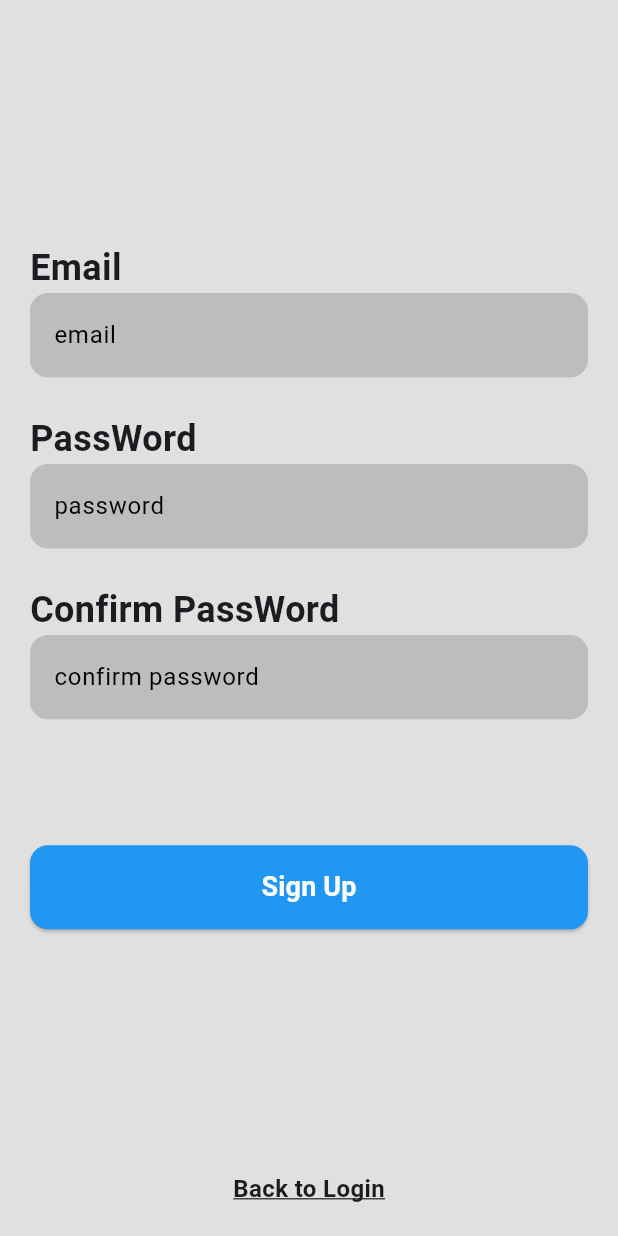
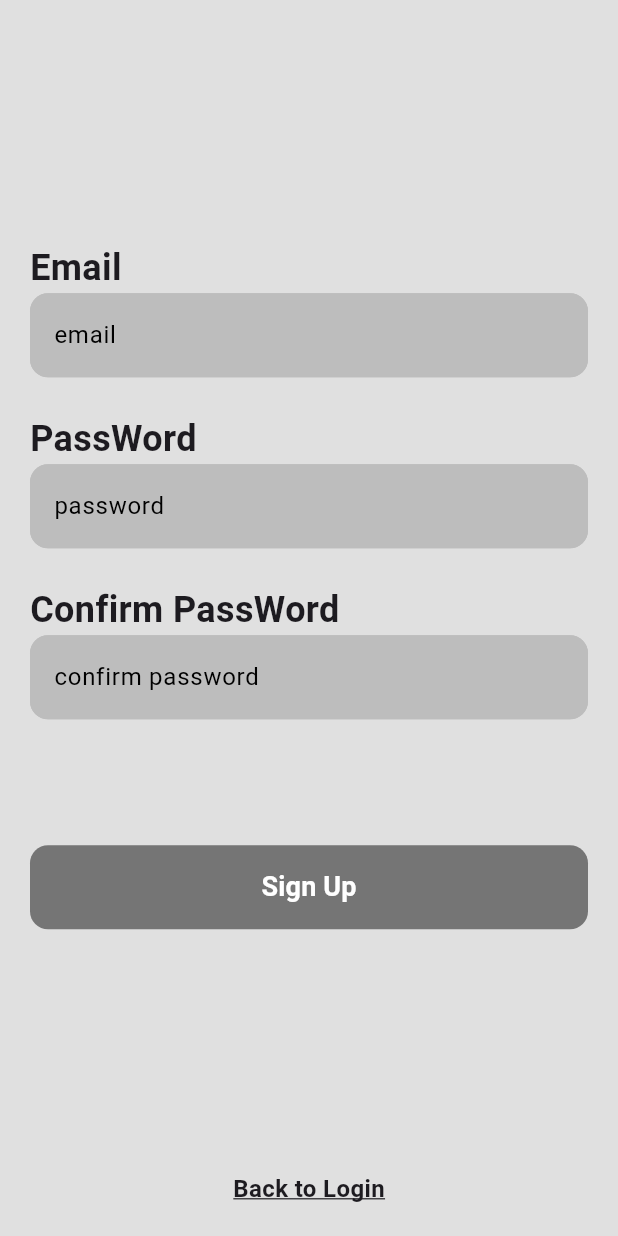
Before and after one commit to spicypunch/MemoEveryWhere, a Flutter app: the SignUpScreen screen opened by its route, on a phone screen of 412 x 824 dp. Run offline on Flutter 3.47's test engine with Material 3 defaults, Android fonts, the phone set to English and light mode, and no system bars; our stand-ins replace flutter_hooks, flutter_riverpod, go_router, hooks_riverpod, supabase_flutter; accounts and stored records are empty.

```diff
--- a/lib/presentation/auth/signup_screen.dart
+++ b/lib/presentation/auth/signup_screen.dart
@@ -1,16 +1,53 @@
 import 'package:flutter/material.dart';
-import 'package:flutter_riverpod/flutter_riverpod.dart';
+import 'package:flutter_hooks/flutter_hooks.dart';
+import 'package:hooks_riverpod/hooks_riverpod.dart';
 import 'package:memo_everywhere/presentation/auth/auth_provider.dart';
 
 import '../../shared/components/default_button.dart';
 import '../../shared/components/default_layout.dart';
 import '../../shared/components/default_text_field.dart';
 
-class SignUpScreen extends ConsumerWidget {
+class SignUpScreen extends HookConsumerWidget {
   const SignUpScreen({super.key});
 
   @override
   Widget build(BuildContext context, WidgetRef ref) {
+    final emailController = useTextEditingController();
+    final pwController = useTextEditingController();
+    final pwConfirmController = useTextEditingController();
+
+    final isEmailValid = useState(false);
+    final isPwMatched = useState(false);
+
+    useEffect(() {
+      void validateEmail() {
+        final email = emailController.text;
+        final emailRegex = RegExp(
+          r'^[a-zA-Z0-9._%+-]+@[a-zA-Z0-9.-]+\.[a-zA-Z]{2,}$',
+        );
+        isEmailValid.value = emailRegex.hasMatch(email);
+      }
+
+      emailController.addListener(validateEmail);
+      return () => emailController.removeListener(validateEmail);
+    }, [emailController]);
+
+    useEffect(() {
+      void validatePw() {
+        isPwMatched.value = pwController.text == pwConfirmController.text;
+      }
+
+      pwController.removeListener(validatePw);
+      pwConfirmController.removeListener(validatePw);
+
+      return () {
+        pwController.removeListener(validatePw);
+        pwConfirmController.removeListener(validatePw);
+      };
+    }, [pwController, pwConfirmController]);
+
+    final isFormValid = isEmailValid.value && isPwMatched.value;
+
     return DefaultLayout(
       child: SafeArea(
         child: Padding(
@@ -29,25 +66,41 @@ class SignUpScreen extends ConsumerWidget {
                       style:
                           TextStyle(fontSize: 24, fontWeight: FontWeight.bold),
                     ),
-                    DefaultTextFormField(label: 'email'),
+                    DefaultTextFormField(
+                      label: 'email',
+                      controller: emailController,
+                    ),
                     SizedBox(height: 20),
                     Text(
                       'PassWord',
                       style:
                           TextStyle(fontSize: 24, fontWeight: FontWeight.bold),
                     ),
-                    DefaultTextFormField(label: 'password'),
+                    DefaultTextFormField(
+                      label: 'password',
+                      controller: pwController,
+                    ),
                     SizedBox(height: 20),
                     Text(
                       'Confirm PassWord',
                       style:
                           TextStyle(fontSize: 24, fontWeight: FontWeight.bold),
                     ),
-                    DefaultTextFormField(label: 'confirm password'),
+                    DefaultTextFormField(
+                      label: 'confirm password',
+                      controller: pwConfirmController,
+                    ),
                     SizedBox(height: 80),
-                    DefaultButton(title: 'Sign Up', onTap: () {
-                      ref.read(authProvider.notifier).signIn("test@example.com", "Test123!@#");
-                    }),
+                    DefaultButton(
+                        title: 'Sign Up',
+                        onTap: isFormValid
+                            ? () {
+                                ref.read(authProvider.notifier).signUp(
+                                      emailController.text,
+                                      pwController.text,
+                                    );
+                              }
+                            : null),
                   ],
                 ),
               ),
--- a/pubspec.yaml
+++ b/pubspec.yaml
@@ -12,7 +12,7 @@ dependencies:
     sdk: flutter
   cupertino_icons: ^1.0.8
   go_router: ^14.6.2
-  flutter_riverpod: ^2.6.1
+  flutter_hooks: ^0.20.5
   hooks_riverpod: ^2.6.1
   freezed_annotation: ^2.4.4
   json_annotation: ^4.9.0
```
